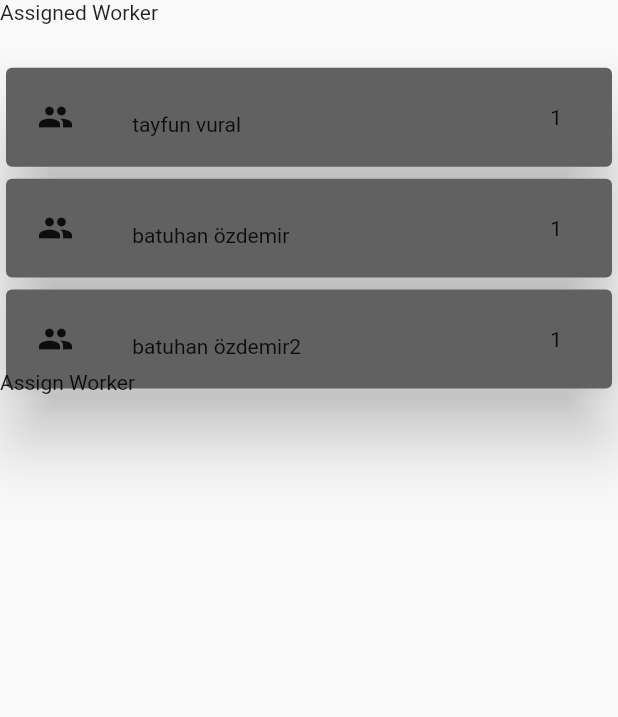
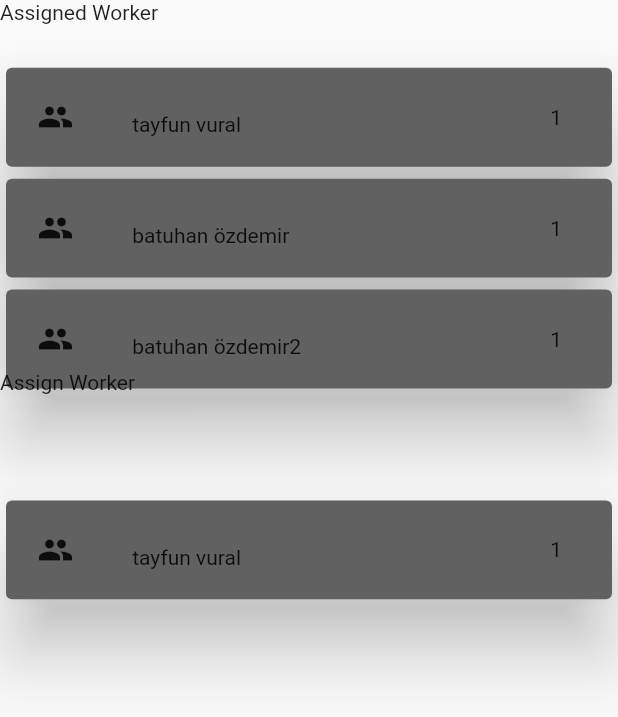
Before and after one commit to ibatuhanozdemir/game, a Flutter app: the WorkerAssigning widget shown alone on an empty page, opened directly with empty values, after a tap on "tayfun vural", on a phone screen of 412 x 824 dp. Shown: the top 717 px of the screen. Run offline on Flutter 3.47's test engine with Material 2 defaults, Android fonts, the phone set to English and light mode, and no system bars; our stand-ins replace flutter_riverpod, shared_preferences; accounts and stored records are empty.

Commit message:
tamamdııır.

```diff
--- a/lib/kalip_widgetlar/worker_assigning.dart
+++ b/lib/kalip_widgetlar/worker_assigning.dart
@@ -1,80 +1,77 @@
+
 import 'package:flutter/material.dart';
 import 'package:game/worker/citizen.dart';
-
 
 class WorkerAssigning extends StatefulWidget {
   BuildContext context;
   String workarea;
-  WorkerAssigning(this.context,this.workarea);
+  WorkerAssigning(this.context, this.workarea);
 
   @override
-  _WorkerAssigningState createState() => _WorkerAssigningState(context,workarea);
+  _WorkerAssigningState createState() =>
+      _WorkerAssigningState(context, workarea);
 }
 
 class _WorkerAssigningState extends State<WorkerAssigning> {
   @override
   BuildContext context;
 
-  _WorkerAssigningState(this.context,this.workarea);
-  List employedworker=[];
-  List unemployedworker=[];
+  _WorkerAssigningState(this.context, this.workarea);
+  List employedworker = [];
+  List unemployedworker = [];
   String workarea;
   bool loading = false;
+
   void initState() {
     // TODO: implement initState
     super.initState();
+eleme();
 
 
-      employedworker=Citizen.citizen.where((element)=>(element['workarea'].contains(workarea))).toList();
-      unemployedworker=Citizen.citizen.where((element)=>(element['workarea'].contains('unemployed'))).toList();
+  }
 
-
-    loading=true;
-
-  }
   @override
   Widget build(BuildContext context) {
-    context=widget.context;
-    print('oluştum');
-    return  Stack(
+    context = widget.context;
+
+    return Stack(
       children: <Widget>[
-
         Positioned(
-
           width: MediaQuery.of(context).size.width,
-          height:MediaQuery.of(context).size.height*0.1,
+          height: MediaQuery.of(context).size.height * 0.1,
           child: Text('Assigned Worker'),
         ),
         Positioned(
-          top:MediaQuery.of(context).size.height*0.05,
+          top: MediaQuery.of(context).size.height * 0.05,
           width: MediaQuery.of(context).size.width,
-          height:MediaQuery.of(context).size.height*0.3,
-          child: ListView.builder(itemBuilder:(_, index){ return AssignedWorker(context,index);},
-              itemCount: employedworker.length ),
+          height: MediaQuery.of(context).size.height * 0.3,
+          child: ListView.builder(
+              itemBuilder: (_, index) {
+                return AssignedWorker(context, index);
+              },
+              itemCount: employedworker.length),
         ),
-
-
         Positioned(
-          top:MediaQuery.of(context).size.height*0.3,
+          top: MediaQuery.of(context).size.height * 0.3,
           width: MediaQuery.of(context).size.width,
-          height:MediaQuery.of(context).size.height*0.1,
+          height: MediaQuery.of(context).size.height * 0.1,
           child: Text('Assign Worker'),
         ),
         Positioned(
-          top:MediaQuery.of(context).size.height*0.4,
+          top: MediaQuery.of(context).size.height * 0.4,
           width: MediaQuery.of(context).size.width,
-          height:MediaQuery.of(context).size.height*0.3,
-          child: ListView.builder(itemBuilder:(_, index){ return AssignWorker(context,index);},
-              itemCount: unemployedworker.length ),
+          height: MediaQuery.of(context).size.height * 0.3,
+          child: ListView.builder(
+              itemBuilder: (_, index) {
+                return AssignWorker(context, index);
+              },
+              itemCount: unemployedworker.length),
         ),
-
       ],
-
-
     );
   }
 
-  Widget AssignedWorker (BuildContext context,int index){
+  Widget AssignedWorker(BuildContext context, int index) {
     return GestureDetector(
       child: Card(
         color: Colors.grey.shade700,
@@ -103,12 +100,15 @@ class _WorkerAssigningState extends State<WorkerAssigning> {
           ],
         ),
       ),
-      onTap: (){IstenCikarma(employedworker[index]['id']);},
+      onTap: () {
+        this.IstenCikarma(employedworker[index]['id']);
+      },
     );
   }
 
-  Widget AssignWorker (BuildContext context,int index){
-    return Card(
+  Widget AssignWorker(BuildContext context, int index) {
+    return GestureDetector(
+      child: Card(
         color: Colors.grey.shade700,
         elevation: 20,
         child: Row(
@@ -116,7 +116,7 @@ class _WorkerAssigningState extends State<WorkerAssigning> {
             Container(
                 height: MediaQuery.of(context).size.height * 0.08,
                 width: MediaQuery.of(context).size.height * 0.08,
-              padding: EdgeInsets.fromLTRB(2, 0,2, 0),
+                padding: EdgeInsets.fromLTRB(2, 0, 2, 0),
                 child: Icon(Icons.people)),
             SizedBox(
               width: MediaQuery.of(context).size.height * 0.01,
@@ -134,17 +134,40 @@ class _WorkerAssigningState extends State<WorkerAssigning> {
             ),
           ],
         ),
+      ),
+      onTap: (){this.IseAlma(unemployedworker[index]['id'],workarea);},
     );
   }
-  IstenCikarma(int id){
+
+  void IstenCikarma(int id) {
     Citizen.citizen.forEach((element) {
-      if(element['id']==id){
+      if (element['id'] == id) {
         setState(() {
-  element['workarea']='unemployed';
+          element['workarea'] = 'unemployed';
+          eleme();
         });
-
       }
     });
+  }
+  void IseAlma(int id,String workarea_name) {
+    Citizen.citizen.forEach((element) {
+      if (element['id'] == id) {
+        setState(() {
+          element['workarea'] = workarea_name;
+          eleme();
+        });
+      }
+    });
+  }
+  void eleme(){
+    employedworker = Citizen.citizen
+        .where((element) => (element['workarea'].contains(workarea)))
+        .toList();
+    unemployedworker = Citizen.citizen
+        .where((element) => (element['workarea'].contains('unemployed')))
+        .toList();
+
+    loading = true;
 
   }
 }
```
Lines whose indentation alone changed are shown as unchanged.
